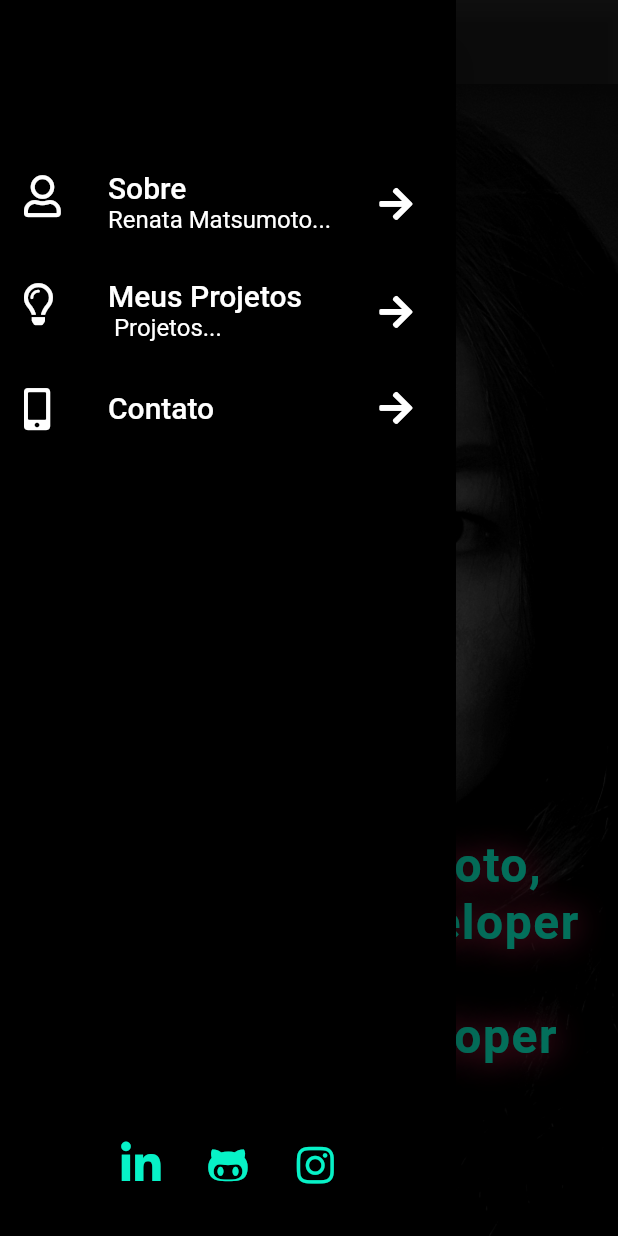
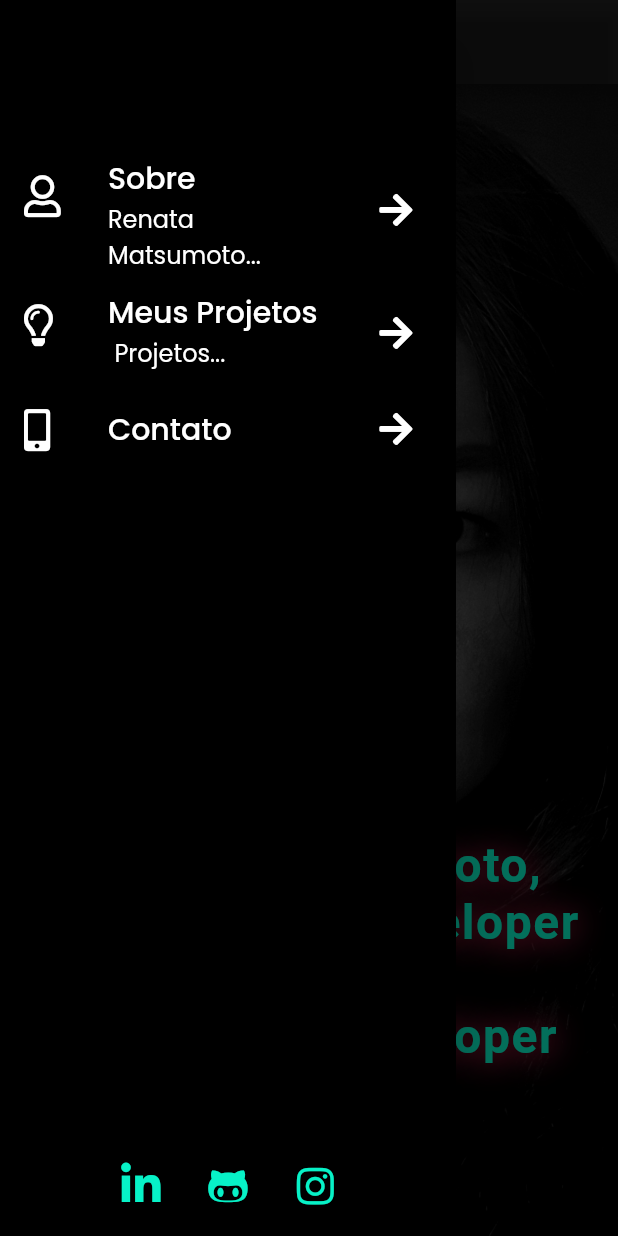
Before and after one commit to renata-matsumoto/Portifolio, a Flutter app: the screen it shows after launch, with the side drawer open, on a phone screen of 412 x 824 dp. Run offline on Flutter 3.47's test engine with Material 2 defaults, Android fonts, the phone set to English and light mode, and no system bars; our stand-ins replace font_awesome_flutter, google_fonts, google_maps_flutter.

Commit message:
Alteração do debug

```diff
--- a/lib/pages/primeira_page.dart
+++ b/lib/pages/primeira_page.dart
@@ -14,8 +14,7 @@ class PrimeiraPage extends StatefulWidget {
 class _PrimeiraPageState extends State<PrimeiraPage> {
   @override
   Widget build(BuildContext context) {
-    return MaterialApp(
-      home: Scaffold(
+    return Scaffold(
       appBar: AppBar(
         // title: Text('Renata'),
         backgroundColor: Colors.black87,
@@ -111,10 +110,8 @@ class _PrimeiraPageState extends State<PrimeiraPage> {
                     icon: FaIcon(FontAwesomeIcons.arrowRight,
                         size: 25, color: Colors.white),
                     onPressed: () {
-                        Navigator.push(
-                            context,
-                            MaterialPageRoute(
-                                builder: (context) => Projetos()));
+                      Navigator.push(context,
+                          MaterialPageRoute(builder: (context) => Projetos()));
                     },
                   )),
               ListTile(
@@ -174,7 +171,6 @@ class _PrimeiraPageState extends State<PrimeiraPage> {
               )
             ])),
       ),
-      ),
     );
   }
 }
```
Lines whose indentation alone changed are shown as unchanged.
